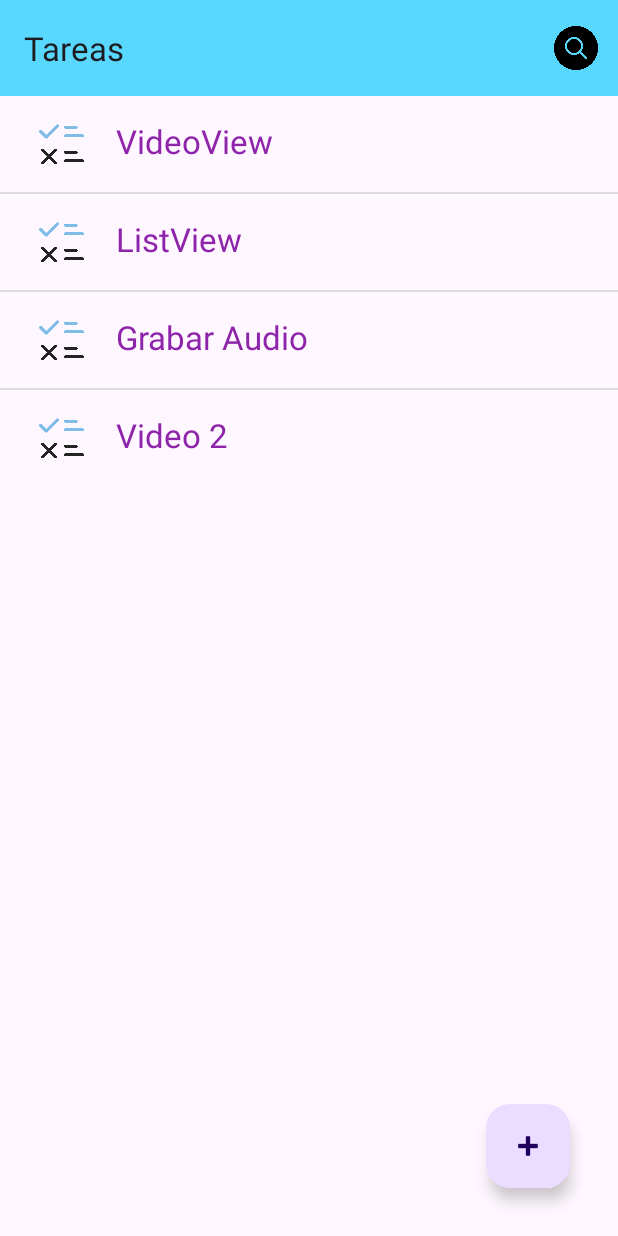
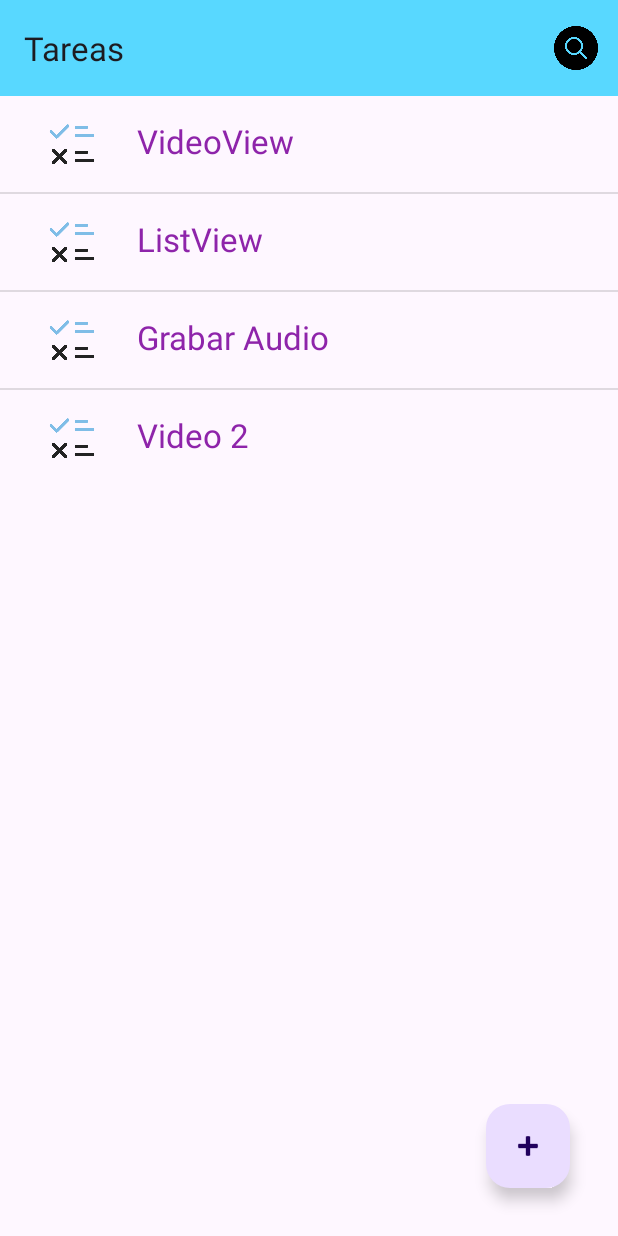
Before and after one commit to JC1902/Revision-App, an Android app: the TareasActivity screen opened directly, with no data from a screen before it, on a phone screen of 412 x 824 dp. Run offline under Robolectric (Android 15) with nearby library versions, the phone set to English and light mode, and no system bars.

Commit message:
Adaptador de lista de tareas

```diff
--- a/app/src/main/res/layout/lista_tareas.xml
+++ b/app/src/main/res/layout/lista_tareas.xml
@@ -4,10 +4,11 @@
     android:layout_height="wrap_content"
     android:padding="10dp">
 
-    <pl.droidsonroids.gif.GifImageView
-        android:id="@+id/gifMateria"
+    <ImageView
+        android:id="@+id/imgTarea"
         android:layout_width="62dp"
         android:layout_height="44dp"
+        android:layout_weight="1"
         android:padding="5dp"
         android:src="@drawable/tarealist" />
 
```
Also changed, not shown: app/src/main/java/mx/edu/itlalaguna/proyectofinal/Listas/Tareas/CustomListAdapterTareas.java (added, +55 -0 lines), app/src/main/java/mx/edu/itlalaguna/proyectofinal/Listas/Tareas/ItemModelTarea.java (added, +22 -0 lines).
